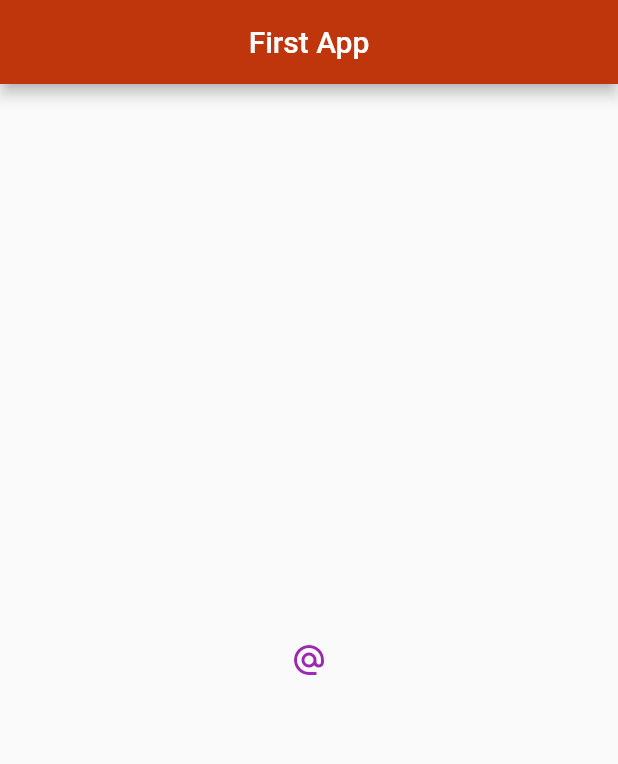
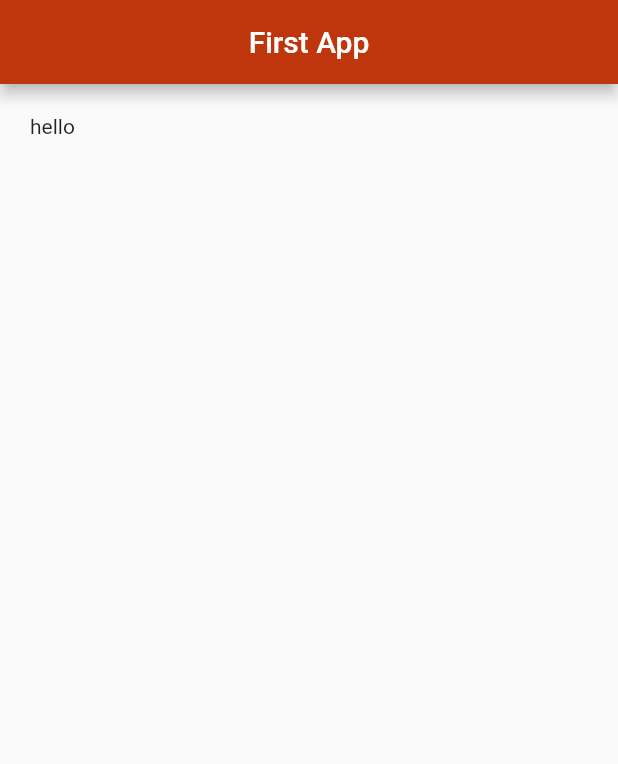
Before and after one commit to SanskritiKushik5/Sample-DF, a Flutter app: the screen it shows after launch, on a phone screen of 412 x 824 dp. Shown: the top 764 px of the screen. Run offline on Flutter 3.47's test engine with Material 2 defaults, Android fonts, the phone set to English and light mode, and no system bars.

Commit message:
Containers & Padding

```diff
--- a/lib/main.dart
+++ b/lib/main.dart
@@ -16,27 +16,16 @@ class Home extends StatelessWidget {
         centerTitle: true,
         backgroundColor: Colors.deepOrange[900],
       ),
-      body: Center(
-        // child: Icon(
-        //   Icons.airport_shuttle,
-        //   color: Colors.lightGreen,
-        //   size: 50.0,
-        // ),
-        //
-        // child: RaisedButton.icon(
-        //   onPressed: () {},
-        //   icon: Icon(
-        //     Icons.mail
-        //   ),
-        //   label: Text('Mail me!'),
-        //   color: Colors.amber,
-        // )
-        child: IconButton(
-          onPressed: () { print('You clicked me!'); },
-          icon: Icon(Icons.alternate_email),
-          color: Colors.purple,
+      // body: Container(
+      //   padding: const EdgeInsets.fromLTRB(10.0, 20.0, 10.0, 20.0),
+      //   margin: const EdgeInsets.all(60.0),
+      //   color: Colors.grey[400],
+      //   child: const Text('Hello'),
+      // ),
+        body: const Padding(
+          child: Text('hello'),
+          padding: EdgeInsets.all(20.0),
         ),
-      ),
       floatingActionButton: FloatingActionButton(
         onPressed: () {  },
         child: const Text('click'),
```
